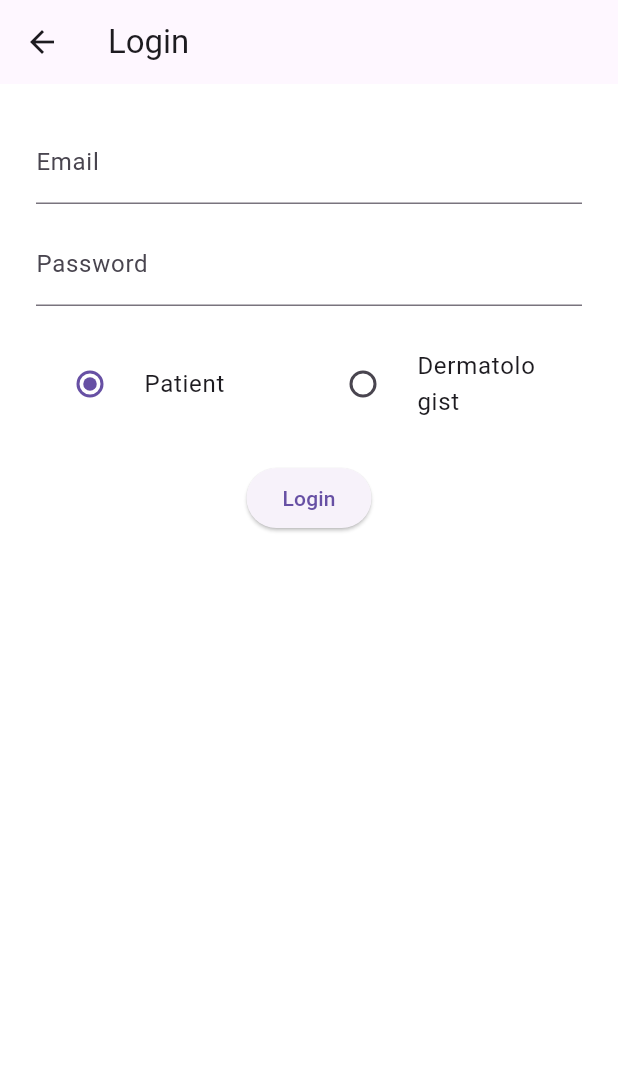
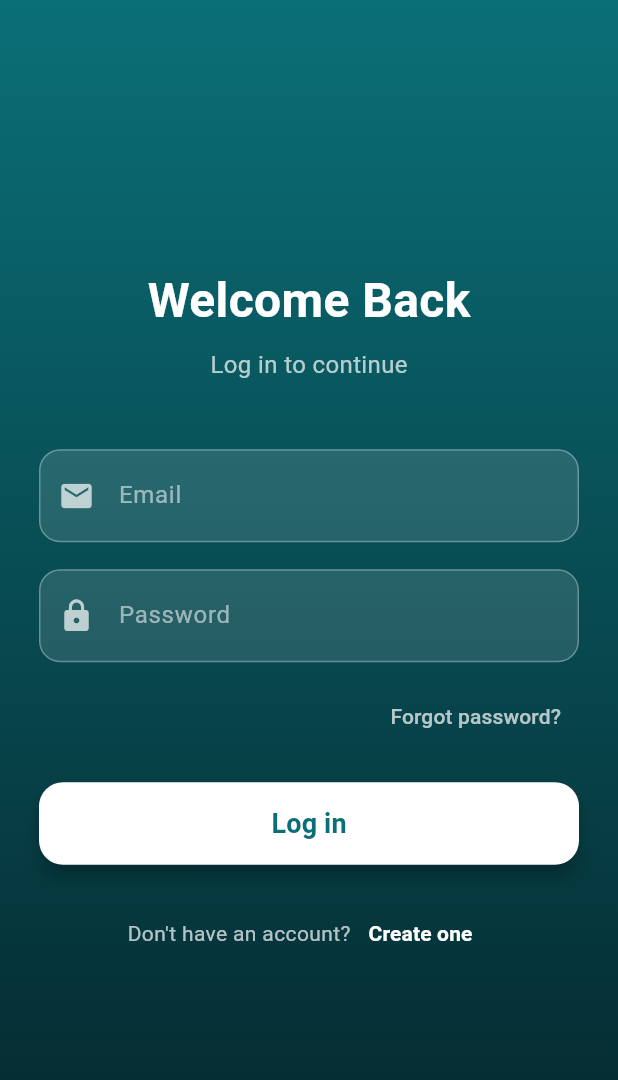
Before and after one commit to Kwake-19/derm_pix, a Flutter app: the screen it shows after launch, after a tap on "Log in", on a phone screen of 412 x 824 dp. Shown: the top 1080 px of the screen. Run offline on Flutter 3.47's test engine with Material 3 defaults, Android fonts, the light colour scheme and no system bars.

Commit message:
signup and login screens done

```diff
--- a/lib/app/app.dart
+++ b/lib/app/app.dart
@@ -7,6 +7,8 @@ import '../screens/patient_home_screen.dart';
 import '../screens/dermatologist_home_screen.dart';
 import '../screens/upload_screen.dart';
 import '../screens/patient_detail_screen.dart';
+import '../screens/signup_screen.dart';
+
 
 class DermPixApp extends StatelessWidget {
   const DermPixApp({super.key});
@@ -33,6 +35,8 @@ class DermPixApp extends StatelessWidget {
         '/dermatologist-home': (_) => const DermatologistHomeScreen(),
         '/upload': (_) => const UploadScreen(),
         '/patient-detail': (_) => const PatientDetailScreen(),
+        '/signup': (context) => const SignUpScreen(),
+
       },
     );
   }
--- a/lib/screens/login_screen.dart
+++ b/lib/screens/login_screen.dart
@@ -7,74 +7,208 @@ class LoginScreen extends StatefulWidget {
   State<LoginScreen> createState() => _LoginScreenState();
 }
 
-class _LoginScreenState extends State<LoginScreen> {
-  final TextEditingController emailController = TextEditingController();
-  final TextEditingController passwordController = TextEditingController();
-  String userType = "patient"; // patient or dermatologist
+class _LoginScreenState extends State<LoginScreen>
+    with SingleTickerProviderStateMixin {
+
+  late AnimationController _controller;
+  late Animation<double> _fade;
+  late Animation<Offset> _slide;
+
+  @override
+  void initState() {
+    super.initState();
+
+    _controller = AnimationController(
+      vsync: this,
+      duration: const Duration(milliseconds: 900),
+    );
+
+    _fade = Tween<double>(begin: 0, end: 1).animate(
+      CurvedAnimation(parent: _controller, curve: Curves.easeIn),
+    );
+
+    _slide = Tween<Offset>(
+      begin: const Offset(0, 0.15),
+      end: Offset.zero,
+    ).animate(
+      CurvedAnimation(parent: _controller, curve: Curves.easeOut),
+    );
+
+    _controller.forward();
+  }
+
+  @override
+  void dispose() {
+    _controller.dispose();
+    super.dispose();
+  }
+
 
   @override
   Widget build(BuildContext context) {
     return Scaffold(
-      appBar: AppBar(title: const Text("Login")),
-      body: Padding(
-        padding: const EdgeInsets.all(24),
+      body: Container(
+        width: double.infinity,
+        height: double.infinity,
+
+        // 🎨 Gradient background matching Welcome page
+        decoration: const BoxDecoration(
+          gradient: LinearGradient(
+            colors: [
+              Color(0xFF0B6F77),
+              Color(0xFF04242A),
+            ],
+            begin: Alignment.topCenter,
+            end: Alignment.bottomCenter,
+          ),
+        ),
+
+        child: SafeArea(
+          child: Padding(
+            padding: const EdgeInsets.symmetric(horizontal: 26),
+            child: FadeTransition(
+              opacity: _fade,
+              child: SlideTransition(
+                position: _slide,
                 child: Column(
+                  mainAxisAlignment: MainAxisAlignment.center,
                   children: [
-            TextField(
-              controller: emailController,
-              decoration: const InputDecoration(labelText: "Email"),
+
+                    // 🔥 APP TITLE
+                    const Text(
+                      "Welcome Back",
+                      style: TextStyle(
+                        color: Colors.white,
+                        fontSize: 32,
+                        fontWeight: FontWeight.bold,
                       ),
+                    ),
+                    const SizedBox(height: 8),
+                    const Text(
+                      "Log in to continue",
+                      style: TextStyle(
+                        color: Colors.white70,
+                        fontSize: 16,
+                      ),
+                    ),
+
+                    const SizedBox(height: 45),
+
+                    // 📌 Email Field
+                    Container(
+                      decoration: BoxDecoration(
+                        color: Colors.white.withOpacity(0.12),
+                        borderRadius: BorderRadius.circular(14),
+                        border: Border.all(color: Colors.white30),
+                      ),
+                      child: const TextField(
+                        keyboardType: TextInputType.emailAddress,
+                        style: TextStyle(color: Colors.white),
+                        decoration: InputDecoration(
+                          hintText: "Email",
+                          hintStyle: TextStyle(color: Colors.white54),
+                          prefixIcon: Icon(Icons.email, color: Colors.white70),
+                          border: InputBorder.none,
+                          contentPadding: EdgeInsets.symmetric(vertical: 18),
+                        ),
+                      ),
+                    ),
+
+                    const SizedBox(height: 18),
+
+                    // 🔐 Password Field
+                    Container(
+                      decoration: BoxDecoration(
+                        color: Colors.white.withOpacity(0.12),
+                        borderRadius: BorderRadius.circular(14),
+                        border: Border.all(color: Colors.white30),
+                      ),
+                      child: const TextField(
+                        obscureText: true,
+                        style: TextStyle(color: Colors.white),
+                        decoration: InputDecoration(
+                          hintText: "Password",
+                          hintStyle: TextStyle(color: Colors.white54),
+                          prefixIcon: Icon(Icons.lock, color: Colors.white70),
+                          border: InputBorder.none,
+                          contentPadding: EdgeInsets.symmetric(vertical: 18),
+                        ),
+                      ),
+                    ),
+
                     const SizedBox(height: 12),
 
-            TextField(
-              controller: passwordController,
-              obscureText: true,
-              decoration: const InputDecoration(labelText: "Password"),
-            ),
-            const SizedBox(height: 20),
-
-            Row(
-              children: [
-                Expanded(
-                  child: RadioListTile(
-                    title: const Text("Patient"),
-                    value: "patient",
-                    groupValue: userType,
-                    onChanged: (value) {
-                      setState(() {
-                        userType = value!;
-                      });
-                    },
+                    // 🔗 Forgot Password
+                    Align(
+                      alignment: Alignment.centerRight,
+                      child: TextButton(
+                        onPressed: () {},
+                        child: const Text(
+                          "Forgot password?",
+                          style: TextStyle(color: Colors.white70),
                         ),
                       ),
-                Expanded(
-                  child: RadioListTile(
-                    title: const Text("Dermatologist"),
-                    value: "dermatologist",
-                    groupValue: userType,
-                    onChanged: (value) {
-                      setState(() {
-                        userType = value!;
-                      });
-                    },
-                  ),
-                )
-              ],
                     ),
 
                     const SizedBox(height: 20),
 
-            ElevatedButton(
+                    // 🔵 LOGIN BUTTON
+                    SizedBox(
+                      width: double.infinity,
+                      height: 55,
+                      child: ElevatedButton(
+                        style: ElevatedButton.styleFrom(
+                          backgroundColor: Colors.white,
+                          foregroundColor: const Color(0xFF0B6F77),
+                          elevation: 5,
+                          shape: RoundedRectangleBorder(
+                            borderRadius: BorderRadius.circular(16),
+                          ),
+                        ),
                         onPressed: () {
-                if (userType == "patient") {
+                          // TODO: AUTHENTICATION LATER
                           Navigator.pushNamed(context, '/patient-home');
-                } else {
-                  Navigator.pushNamed(context, '/dermatologist-home');
-                }
                         },
-              child: const Text("Login"),
+                        child: const Text(
+                          "Log in",
+                          style: TextStyle(
+                            fontSize: 18,
+                            fontWeight: FontWeight.bold,
                           ),
+                        ),
+                      ),
+                    ),
+
+                    const SizedBox(height: 22),
+
+                    // 🌟 DON'T HAVE ACCOUNT?
+                    Row(
+                      mainAxisAlignment: MainAxisAlignment.center,
+                      children: [
+                        const Text(
+                          "Don't have an account?",
+                          style: TextStyle(color: Colors.white70),
+                        ),
+                        TextButton(
+                          onPressed: () {
+                            Navigator.pushNamed(context, '/signup');
+                          },
+                          child: const Text(
+                            "Create one",
+                            style: TextStyle(
+                              color: Colors.white,
+                              fontWeight: FontWeight.bold,
+                            ),
+                          ),
+                        )
                       ],
+                    )
+
+                  ],
+                ),
+              ),
+            ),
+          ),
         ),
       ),
     );
--- a/lib/screens/welcome_screen.dart
+++ b/lib/screens/welcome_screen.dart
@@ -143,7 +143,8 @@ class _WelcomeScreenState extends State<WelcomeScreen>
                                 borderRadius: BorderRadius.circular(18),
                               ),
                             ),
-                            onPressed: () {},
+                            onPressed: () { Navigator.pushNamed(context, '/signup');
+                            },
                             child: const Text(
                               "Sign up",
                               style: TextStyle(
```
Also changed, not shown: lib/screens/signup_screen.dart (added, +129 -0 lines). Lines whose indentation alone changed are shown as unchanged.
